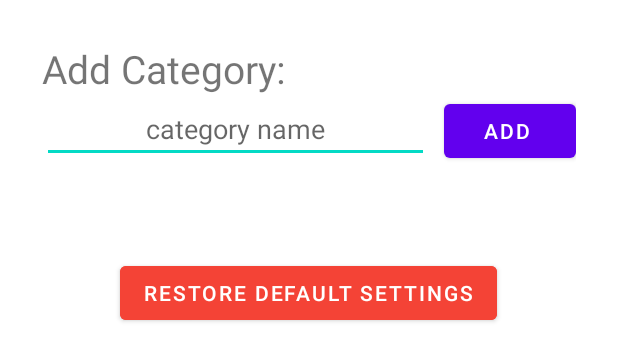
After one commit to anish-sahoo/ExpiryDateReminder, an Android app: the layout settings_layout.xml on its own in the app's theme, with its tools: preview values and no code run, on a phone screen of 412 x 824 dp. The commit adds this screen. Shown: the top 361 px of the screen. Run offline under Robolectric (Android 15) with nearby library versions, the phone set to English and light mode, and no system bars.

Commit message:
updated database to include date and category + spinner in main activity works now
>Updated Database
>Made sure the spinner in main activity is working
>Updated all classes to include date and category in ItemModel object
>added layout for settings

```diff
--- a/app/build.gradle
+++ b/app/build.gradle
@@ -29,9 +29,9 @@ android {
 
 dependencies {
 
-    implementation 'androidx.appcompat:appcompat:1.4.1'
-    implementation 'com.google.android.material:material:1.5.0'
-    implementation 'androidx.constraintlayout:constraintlayout:2.1.3'
+    implementation 'androidx.appcompat:appcompat:1.4.2'
+    implementation 'com.google.android.material:material:1.6.1'
+    implementation 'androidx.constraintlayout:constraintlayout:2.1.4'
     testImplementation 'junit:junit:4.13.2'
     androidTestImplementation 'androidx.test.ext:junit:1.1.3'
     androidTestImplementation 'androidx.test.espresso:espresso-core:3.4.0'
--- a/app/src/main/res/layout/item_activity_layout.xml
+++ b/app/src/main/res/layout/item_activity_layout.xml
@@ -39,8 +39,8 @@
         android:layout_width="match_parent"
         android:layout_height="wrap_content"
         android:layout_below="@id/date_dialog_box"
-        android:inputType="number"
-        android:hint="date">
+        android:hint="date"
+        android:inputType="number">
     </EditText>
 
 
--- /dev/null
+++ b/app/src/main/res/layout/settings_layout.xml
@@ -0,0 +1,46 @@
+<RelativeLayout
+    xmlns:android="http://schemas.android.com/apk/res/android"
+    android:layout_width="match_parent"
+    android:layout_height="wrap_content"
+    android:padding="28dp">
+
+    <TextView
+        android:id="@+id/category_text_field_settings"
+        android:layout_width="wrap_content"
+        android:layout_height="wrap_content"
+        android:text="Add Category:"
+        android:textSize="26sp">
+    </TextView>
+
+    <EditText
+        android:id="@+id/add_category_name"
+        android:layout_width="wrap_content"
+        android:layout_height="wrap_content"
+        android:layout_below="@id/category_text_field_settings"
+        android:layout_toStartOf="@id/add_category_button"
+        android:layout_alignParentStart="true"
+        android:layout_marginEnd="10dp"
+        android:hint="category name"
+        android:textAlignment="center">
+    </EditText>
+
+    <Button
+        android:id="@+id/add_category_button"
+        android:layout_width="wrap_content"
+        android:layout_height="wrap_content"
+        android:layout_below="@id/category_text_field_settings"
+        android:layout_alignParentEnd="true"
+        android:text="Add ">
+    </Button>
+
+    <Button
+        android:layout_width="wrap_content"
+        android:layout_height="wrap_content"
+        android:text="Restore Default Settings"
+        android:layout_below="@id/add_category_button"
+        android:layout_centerInParent="true"
+        android:layout_marginTop="60dp"
+        android:backgroundTint="#F44336"
+        android:textColor="#FFFFFF">
+    </Button>
+</RelativeLayout>
--- a/build.gradle
+++ b/build.gradle
@@ -1,7 +1,7 @@
 // Top-level build file where you can add configuration options common to all sub-projects/modules.
 plugins {
-    id 'com.android.application' version '7.1.3' apply false
-    id 'com.android.library' version '7.1.3' apply false
+    id 'com.android.application' version '7.2.1' apply false
+    id 'com.android.library' version '7.2.1' apply false
 }
 
 task clean(type: Delete) {
```
Also changed, not shown: app/src/main/java/com/anish/expirydatereminder/DatabaseHandler.java (+122 -4 lines), app/src/main/java/com/anish/expirydatereminder/DialogHandler.java (+15 -4 lines), app/src/main/java/com/anish/expirydatereminder/ItemDetailsOnClick.java (+0 -7 lines), app/src/main/java/com/anish/expirydatereminder/ItemModel.java (+9 -0 lines), app/src/main/java/com/anish/expirydatereminder/MainActivity.java (+55 -35 lines), app/src/main/res/layout/activity_item_details_on_click.xml (+23 -20 lines), gradle/wrapper/gradle-wrapper.properties.
